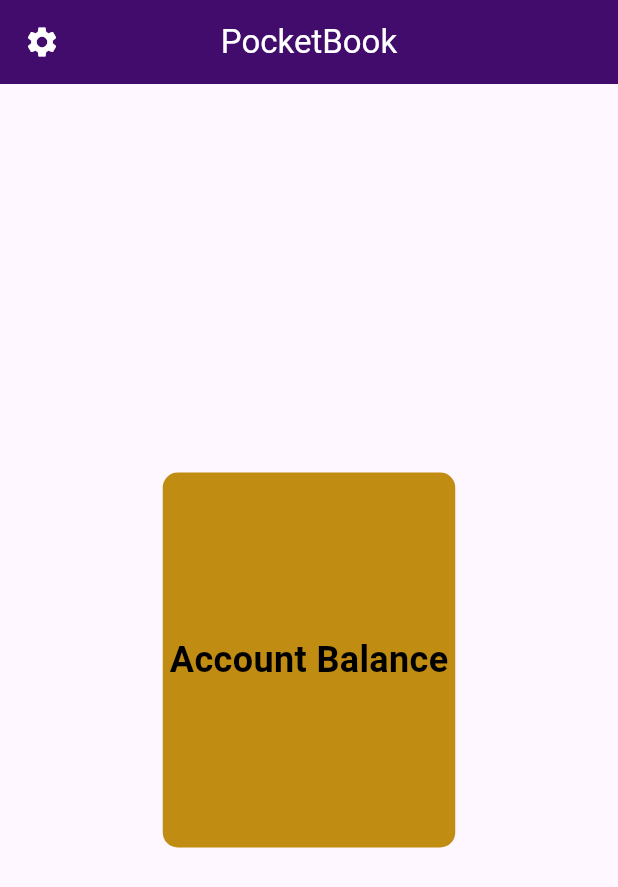
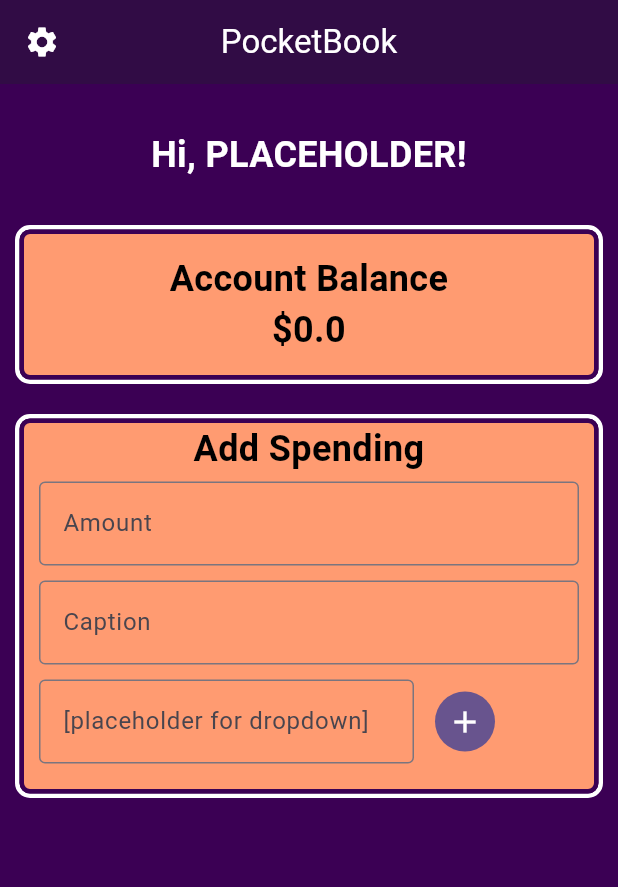
Before and after one commit to Cos229-239/2025_09_Team3, a Flutter app: the HomeScreen screen opened directly, on a phone screen of 412 x 824 dp. Shown: the top 887 px of the screen. Run offline on Flutter 3.47's test engine with Material 3 defaults, Android fonts, the phone set to English and light mode, and no system bars.

Commit message:
Updated home screen Many placeholders are still in use, as certain key components are still missing.

```diff
--- a/pocketbook/lib/home_screen.dart
+++ b/pocketbook/lib/home_screen.dart
@@ -1,3 +1,4 @@
+import 'package:flutter/foundation.dart';
 import 'package:flutter/material.dart';
 
 class HomeScreen extends StatelessWidget {
@@ -5,41 +6,164 @@ class HomeScreen extends StatelessWidget {
 
   @override
   Widget build(BuildContext context) {
+    String userName = "PLACEHOLDER";
+    double balance = 0;
+
     return Scaffold(
-      appBar: AppBar(
+      backgroundColor: Color(0xFF3B0054),
+      appBar: AppBar( //Top bar across screen
         title: Text('PocketBook'),
         centerTitle: true,
-       leading:  IconButton(
+        leading: IconButton(
           icon: Icon(Icons.settings),
           tooltip: 'Setting Icon',
-        onPressed: () {},
+          onPressed: () {}, //TODO: Assign button action
         ),
-        backgroundColor: const Color.fromARGB(255, 59, 0, 101),
+        backgroundColor: const Color(0xFF280039),
         foregroundColor: Colors.white,
         elevation: 40,
-
-
       ),
-      body: Center(
-        child:Container(
-          width: 195,
-          height: 250,
+      body: Column(
+        children: [
+          Padding(padding: EdgeInsets.all(30), //Welcome Message
+            child: Text('Hi, $userName!',
+              textAlign: TextAlign.center,
+              style: const TextStyle(
+                color: Colors.white,
+                fontSize: 24,
+                fontWeight: FontWeight.bold,
+              ),
+            ),
+          ),
+          Padding(padding:EdgeInsets.symmetric(horizontal: 10), //Balance section outer border
+            child: Center(
+              child: Container(
                 decoration: BoxDecoration(
-            color: const Color.fromARGB(255, 193, 140, 18),
-            borderRadius: BorderRadius.circular(10)
-
+                  border: Border.all(
+                    color: Colors.white,
+                    width: 3,
                   ),
-          child: const Center(
+                  borderRadius: BorderRadius.circular(10),
+                ),
+                child: Container( //Balance section content
+                  height: 100,
+                  decoration: BoxDecoration(
+                    color: const Color(0xFFFF9B71),
+                    border: Border.all(
+                      color: Color(0xFF3B0054),
+                      width: 3,
+                    ),
+                    borderRadius: BorderRadius.circular(7)
+                  ),
+                  child: Center(
                     child: Text(
-              'Account Balance',
-              style: TextStyle(
+                      'Account Balance\n\$$balance',
+                      textAlign: TextAlign.center,
+                      style: const TextStyle(
                         fontSize: 24,
                         fontWeight: FontWeight.bold,
                         color: Color.fromARGB(255, 0, 0, 0),
+                      ),
+                    ),
+                  ),
+                ),
+              ),
+            ),
+          ),
+          Padding(padding: const EdgeInsets.symmetric(horizontal: 10, vertical: 20,), //Spending Section padding
+            child: Center(
+              child: Container( //spending section outer border
+                decoration: BoxDecoration(
+                  border: Border.all(
+                    color: Colors.white,
+                    width: 3,
+                  ),
+                  borderRadius: BorderRadius.circular(10),
+                ),
+                child: Container( //Spending section content
+                  height: 250,
+                  decoration: BoxDecoration(
+                    color: const Color(0xFFFF9B71),
+                    border: Border.all(
+                      color: Color(0xFF3B0054),
+                      width: 3,
+                    ),
+                    borderRadius: BorderRadius.circular(7)
+                  ),
+                  child: Column(
+                    children: [
+                      Text(
+                        'Add Spending',
+                        textAlign: TextAlign.center,
+                        style: const TextStyle(
+                          fontSize: 24,
+                          fontWeight: FontWeight.bold,
+                          color: Color.fromARGB(255, 0, 0, 0),
+                        ),
+                      ),
+                      Padding(padding: EdgeInsetsGeometry.symmetric(horizontal: 10, vertical: 5),
+                        child: TextField(
+                          decoration: InputDecoration(
+                            border: OutlineInputBorder(),
+                            hintText: 'Amount',
+                          ),
+                          keyboardType: TextInputType.number
+                        ),
+                      ),
+                      Padding(padding: EdgeInsetsGeometry.symmetric(horizontal: 10, vertical: 5),
+                        child: TextField(
+                          decoration: InputDecoration(
+                            border: OutlineInputBorder(),
+                            hintText: 'Caption',
+                          ),
+                        ),
+                      ),
+                      //DropdownMenu<>(),
+                      Row (
+                        children: [
+                          Padding(padding: EdgeInsetsGeometry.symmetric(horizontal: 10, vertical: 5),
+                            child: SizedBox(
+                              width: 250,
+                              child: TextField(
+
+                                decoration: InputDecoration(
+
+                                  border: OutlineInputBorder(),
+                                  hintText: '[placeholder for dropdown]',
+                                ),
+                              ),
+                            ),
+
+                          ),
+                          IconButton.filled( //Match fill color with background
+                            onPressed: () {},
+                            icon: Icon(Icons.add),
+                            color: Colors.white,
+                          ),
+                        ],
+                      ),
+                    ],
                   )
+                ),
               ),
             )
           ),
-    ) );
+        ],
+      ),
+    );
   }
 }
+
+class HomeScreenState extends StatefulWidget {
+  const HomeScreenState({super.key});
+
+  @override
+  State<StatefulWidget> createState() => _HomeScreenStateManager();
+}
+
+class _HomeScreenStateManager extends State<HomeScreenState> {
+  @override
+  Widget build(BuildContext context) {
+    return Scaffold();
+  }
+}
--- a/pocketbook/lib/main.dart
+++ b/pocketbook/lib/main.dart
@@ -12,6 +12,7 @@ class MyApp extends StatelessWidget {
   @override
   Widget build(BuildContext context) {
     return MaterialApp(
+      debugShowCheckedModeBanner: false,
       title: 'PocketBook',
       theme: ThemeData(
         //colorScheme: ColorScheme.dark(),
--- a/pocketbook/lib/welcome_screen.dart
+++ b/pocketbook/lib/welcome_screen.dart
@@ -1,5 +1,4 @@
 import 'package:flutter/material.dart';
-import 'package:pocketbook/main.dart';
 import 'package:pocketbook/home_screen.dart';
 
 class WelcomeScreen extends StatelessWidget {
```
Lines whose indentation alone changed are shown as unchanged.
